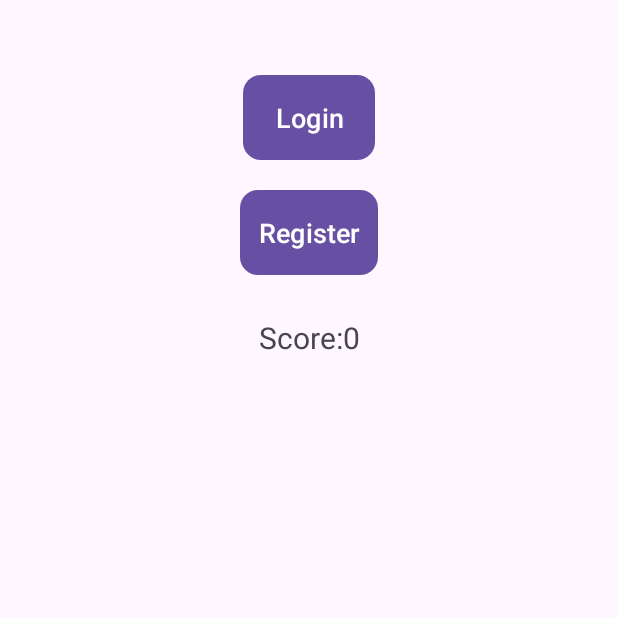
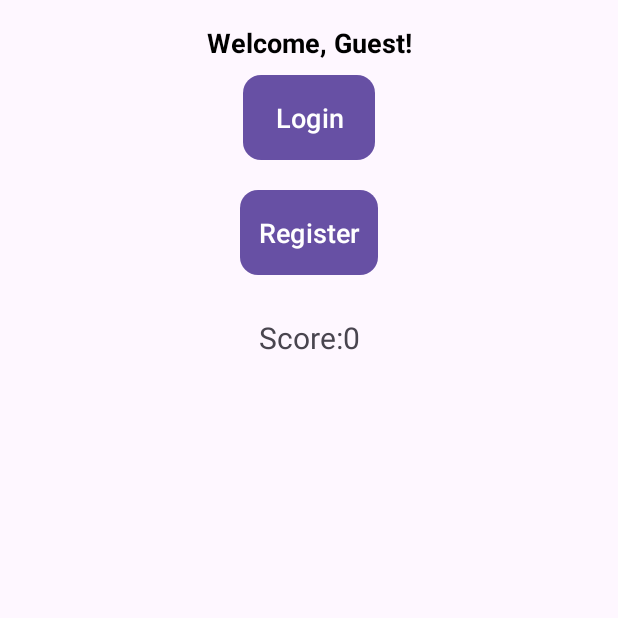
Before and after one commit to Pringnos/bricks, an Android app: the screen it shows after launch (MainActivity), on a phone screen of 412 x 824 dp, the top half of it. Run offline under Robolectric (Android 15) with nearby library versions, the phone set to English and light mode, and no system bars; our stand-ins replace Firebase (no records; nobody signed in at launch, a user with empty details on screens opened directly).

Commit message:
save the first and last name and display them if the user is logged in

```diff
--- a/app/src/main/java/com/example/firebase/MainActivity.java
+++ b/app/src/main/java/com/example/firebase/MainActivity.java
@@ -18,7 +18,7 @@ import com.google.firebase.auth.FirebaseUser;
 
 public class MainActivity extends AppCompatActivity implements View.OnClickListener {
 Button RB,LB,PB;
-TextView ST;
+TextView ST, userNameTextView;
     private FirebaseAuth mAuth;
     @Override
     protected void onCreate(Bundle savedInstanceState) {
@@ -29,6 +29,8 @@ TextView ST;
         Intent intent = getIntent();
         int score = intent.hasExtra("score") ? intent.getIntExtra("score", 0) : 0;
         ST = (TextView) findViewById(R.id.ST);
+        userNameTextView = findViewById(R.id.userNameTextView);
+
         ST.setText("Score:" + score);
         ViewCompat.setOnApplyWindowInsetsListener(findViewById(R.id.main), (v, insets) -> {
             Insets systemBars = insets.getInsets(WindowInsetsCompat.Type.systemBars());
@@ -43,8 +45,22 @@ TextView ST;
         LB.setOnClickListener(this);
         PB.setOnClickListener(this);
 
+        displayUserName();
     }
 
+    private void displayUserName() {
+        FirebaseUser currentUser = mAuth.getCurrentUser();
+        if (currentUser != null) {
+            String displayName = currentUser.getDisplayName();
+            if (displayName != null && !displayName.isEmpty()) {
+                userNameTextView.setText("Welcome, " + displayName + "!");
+            } else {
+                userNameTextView.setText("Welcome!");
+            }
+        } else {
+            userNameTextView.setText("Welcome, Guest!");
+        }
+    }
 
     @Override
     public void onClick(View v) {
--- a/app/src/main/res/layout/activity_main.xml
+++ b/app/src/main/res/layout/activity_main.xml
@@ -65,4 +65,17 @@
         app:layout_constraintEnd_toEndOf="parent"
         android:layout_marginTop="20dp" />
 
+    <TextView
+        android:id="@+id/userNameTextView"
+        android:layout_width="wrap_content"
+        android:layout_height="wrap_content"
+        android:layout_marginTop="16dp"
+        android:text="Welcome!"
+        android:textSize="18sp"
+        android:textStyle="bold"
+        android:textColor="@android:color/black"
+        app:layout_constraintTop_toTopOf="parent"
+        app:layout_constraintStart_toStartOf="parent"
+        app:layout_constraintEnd_toEndOf="parent" />
+
 </androidx.constraintlayout.widget.ConstraintLayout>
--- a/app/src/main/res/layout/activity_register.xml
+++ b/app/src/main/res/layout/activity_register.xml
@@ -45,8 +45,4 @@
         android:layout_gravity="center"
         android:textSize="25dp"/>
 
-
-
-
-
 </androidx.appcompat.widget.LinearLayoutCompat>
```
Also changed, not shown: app/src/main/java/com/example/firebase/Register.java (+23 -5 lines).
